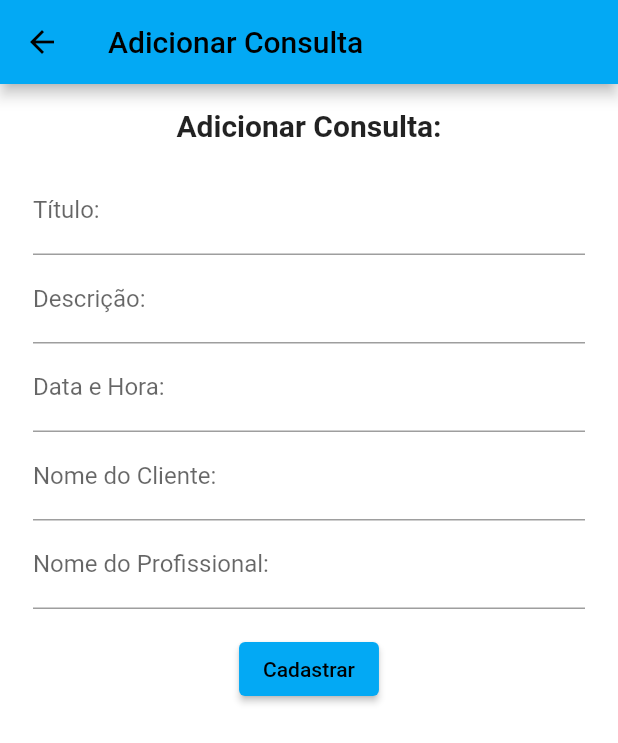
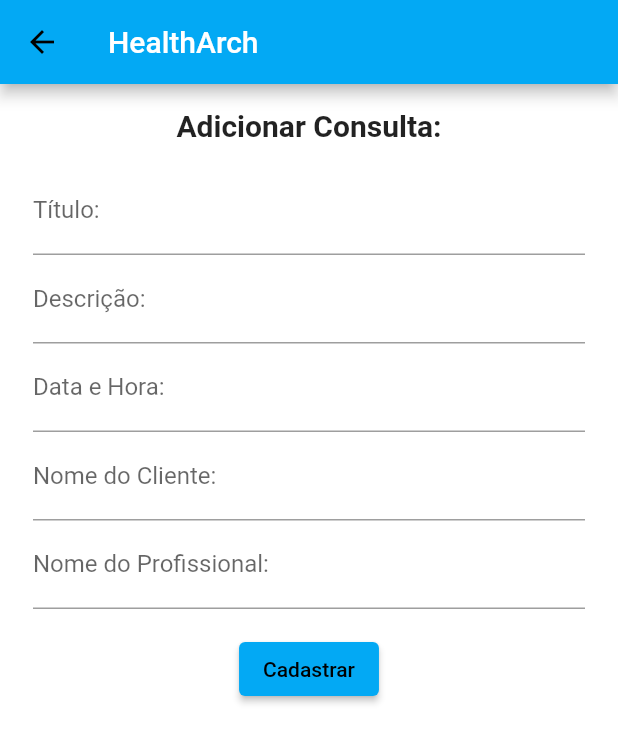
Before and after one commit to GABRIEL-ASSYS/HealthArch-Flutter-2.0, a Flutter app: the AdicionarConsultaScreen screen opened directly, on a phone screen of 412 x 824 dp. Shown: the top 743 px of the screen. Run offline on Flutter 3.47's test engine with Material 2 defaults, Android fonts, the phone set to English and light mode, and no system bars; our stand-ins replace cloud_firestore, firebase_auth, firebase_core; accounts and stored records are empty.

Commit message:
Update adicionar_consultas_screen.dart

```diff
--- a/lib/screens/Consultas/adicionar_consultas_screen.dart
+++ b/lib/screens/Consultas/adicionar_consultas_screen.dart
@@ -79,7 +79,10 @@ class AdicionarConsultasScreenState extends State<AdicionarConsultaScreen> {
   Widget build(BuildContext context) {
     return Scaffold(
       appBar: AppBar(
-        title: const Text('Adicionar Consulta'),
+         title: const Text(
+          'HealthArch',
+          style: TextStyle(color: Colors.white),
+        ),
       ),
       body: SingleChildScrollView(
         child: Center(
```
